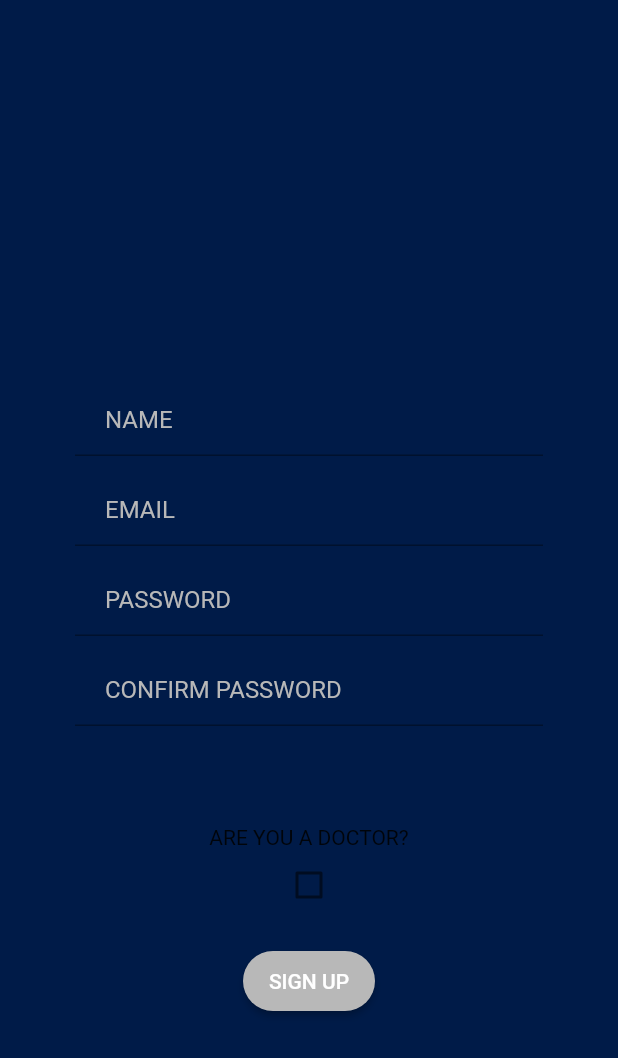
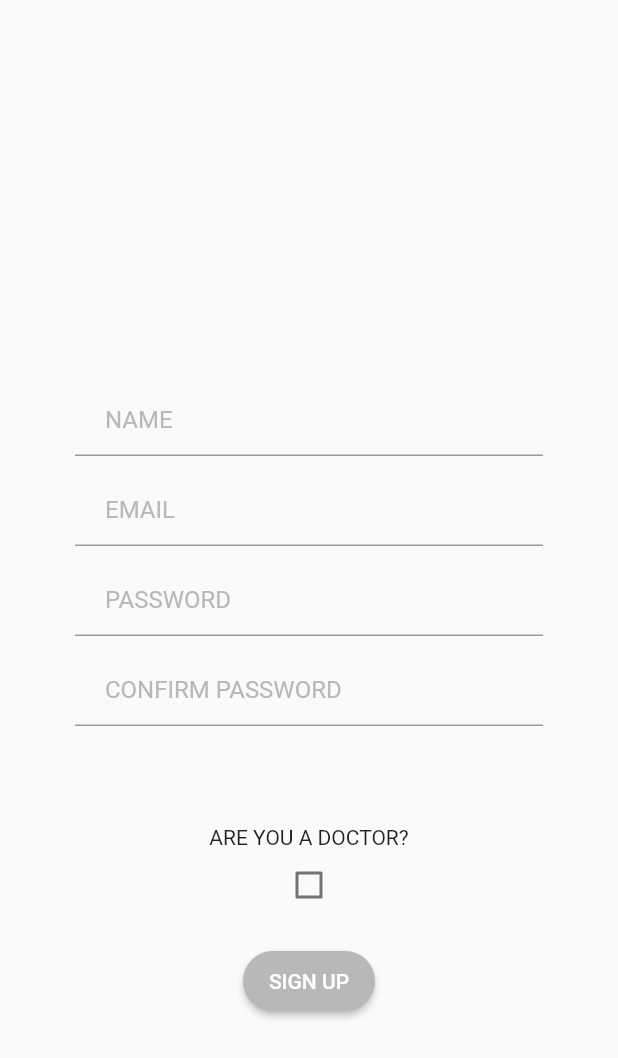
Before and after one commit to roerohan/technica, a Flutter app: the screen it shows after launch, after a tap on "LOG IN", on a phone screen of 412 x 824 dp. Shown: the top 1058 px of the screen. Run offline on Flutter 3.47's test engine with Material 2 defaults, Android fonts, the phone set to English and light mode, and no system bars.

Commit message:
new changes

```diff
--- a/lib/create_account.dart
+++ b/lib/create_account.dart
@@ -10,7 +10,7 @@ class LogInPage extends StatelessWidget {
   @override
   Widget build(BuildContext context) {
     return Scaffold(
-        backgroundColor: const Color.fromRGBO(0, 27, 72, 100),
+        //backgroundColor: const Color.fromRGBO(0, 27, 72, 100),
         body: SingleChildScrollView(
           child: Center(
             child: Column(
--- a/lib/text_field.dart
+++ b/lib/text_field.dart
@@ -19,7 +19,10 @@ class MyTextField extends StatelessWidget {
         padding: EdgeInsets.symmetric(vertical: 6, horizontal: 50),
         child: new Center(
             widthFactor: 2,
-            child: new TextFormField(
+            child: new Theme(
+              data: new ThemeData(
+                  primaryColor: Colors.white, primaryColorDark: myColor, hintColor: myColor),
+              child: TextField(
                 cursorColor: myColor,
                 autofocus: false,
                 obscureText: obscure,
@@ -30,6 +33,7 @@ class MyTextField extends StatelessWidget {
                     hintText: _text,
                     contentPadding: EdgeInsets.fromLTRB(20.0, 10.0, 20.0, 10.0),
                     hintStyle: TextStyle(color: myColor)),
+              ),
             )));
   }
 }
```
Lines whose indentation alone changed are shown as unchanged.
